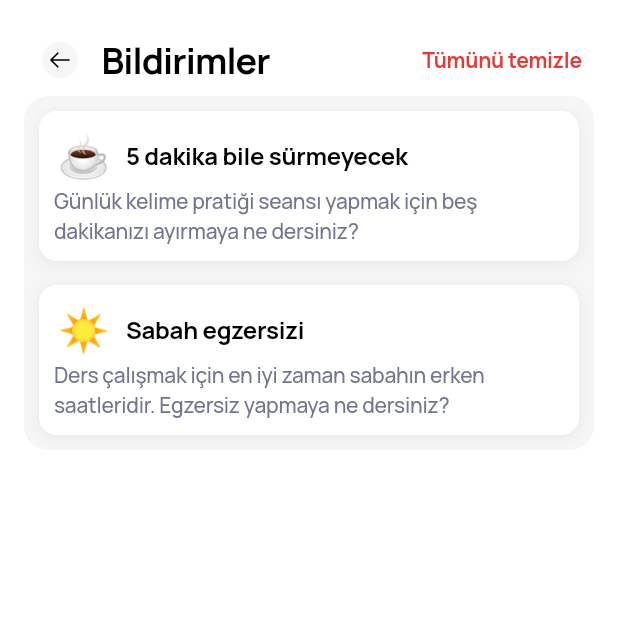
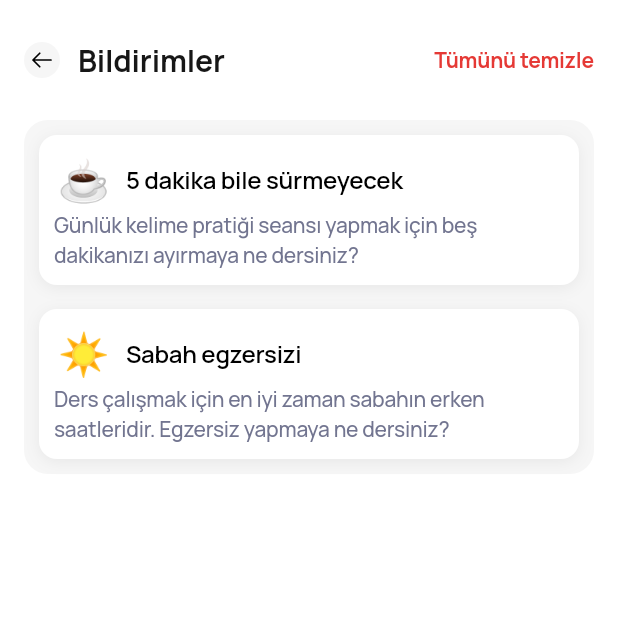
Before and after one commit to flyworkteam/lingola-buddy, a Flutter app: the NotificationsView screen opened by its route, on a phone screen of 412 x 824 dp, the top half of it. Run offline on Flutter 3.47's test engine with Material 3 defaults, Android fonts, the phone set to English and light mode, and no system bars; our stand-ins replace audioplayers, dio, file_picker, flutter_dotenv, flutter_riverpod, flutter_screenutil and 6 more; missing offline and left inert: record; accounts and stored records are empty; project files that could hold a hidden picture were left out.

Commit message:
ui fixes

```diff
--- a/lib/Core/Theme/app_text_styles.dart
+++ b/lib/Core/Theme/app_text_styles.dart
@@ -821,7 +821,7 @@ abstract final class AppTextStyles {
     return GoogleFonts.manrope(
       fontSize: 16,
       height: 22 / 16,
-      fontWeight: FontWeight.w700,
+      fontWeight: FontWeight.w600,
       letterSpacing: -0.16,
       color: Colors.black,
     );
--- a/lib/View/HomeView/notifications_view.dart
+++ b/lib/View/HomeView/notifications_view.dart
@@ -66,10 +66,10 @@ class _NotificationsViewState extends State<NotificationsView> {
                   children: [
                     IconButton(
                       onPressed: () => Navigator.of(context).maybePop(),
-                      padding: EdgeInsets.zero,
-                      constraints: const BoxConstraints(
-                        minWidth: 40,
-                        minHeight: 48,
+                      style: IconButton.styleFrom(
+                        padding: EdgeInsets.zero,
+                        minimumSize: const Size(24, 48),
+                        tapTargetSize: MaterialTapTargetSize.shrinkWrap,
                       ),
                       icon: SvgPicture.asset(
                         'assets/icons/arrow_left.svg',
@@ -77,7 +77,7 @@ class _NotificationsViewState extends State<NotificationsView> {
                         height: 24,
                       ),
                     ),
-                    const SizedBox(width: 4),
+                    const SizedBox(width: 12),
                     Expanded(
                       child: Align(
                         alignment: Alignment.centerLeft,
@@ -85,7 +85,13 @@ class _NotificationsViewState extends State<NotificationsView> {
                           AppTranslations.section('notifications', 'title'),
                           maxLines: 1,
                           overflow: TextOverflow.ellipsis,
-                          style: AppTextStyles.homeWelcomeTitle(),
+                          style: AppTextStyles.homeWelcomeTitle().copyWith(
+                            fontSize: 20,
+                            height: 28 / 20,
+                            fontWeight: FontWeight.w700,
+                            letterSpacing: -0.1,
+                            color: const Color(0xFF171717),
+                          ),
                         ),
                       ),
                     ),
@@ -93,7 +99,7 @@ class _NotificationsViewState extends State<NotificationsView> {
                       onPressed: _items.isEmpty ? null : _clearAll,
                       style: TextButton.styleFrom(
                         foregroundColor: const Color(0xFFE53935),
-                        padding: const EdgeInsets.symmetric(horizontal: 8),
+                        padding: EdgeInsets.zero,
                         minimumSize: Size.zero,
                         tapTargetSize: MaterialTapTargetSize.shrinkWrap,
                       ),
@@ -107,6 +113,7 @@ class _NotificationsViewState extends State<NotificationsView> {
                   ],
                 ),
               ),
+              const SizedBox(height: 16),
               Expanded(
                 child: _items.isEmpty
                     ? Center(
--- a/lib/View/ProfileView/profile_view.dart
+++ b/lib/View/ProfileView/profile_view.dart
@@ -337,7 +337,7 @@ class _ProfileSettingsRow extends StatelessWidget {
               width: 20,
               height: 20,
               colorFilter: const ColorFilter.mode(
-                Color(0xFFA1A4B7),
+AppColors.secondaryText,
                 BlendMode.srcIn,
               ),
             ),
```
Also changed, not shown: lib/View/TutorProfileView/tutor_profile_view.dart (+10 -14 lines), pubspec.lock.
